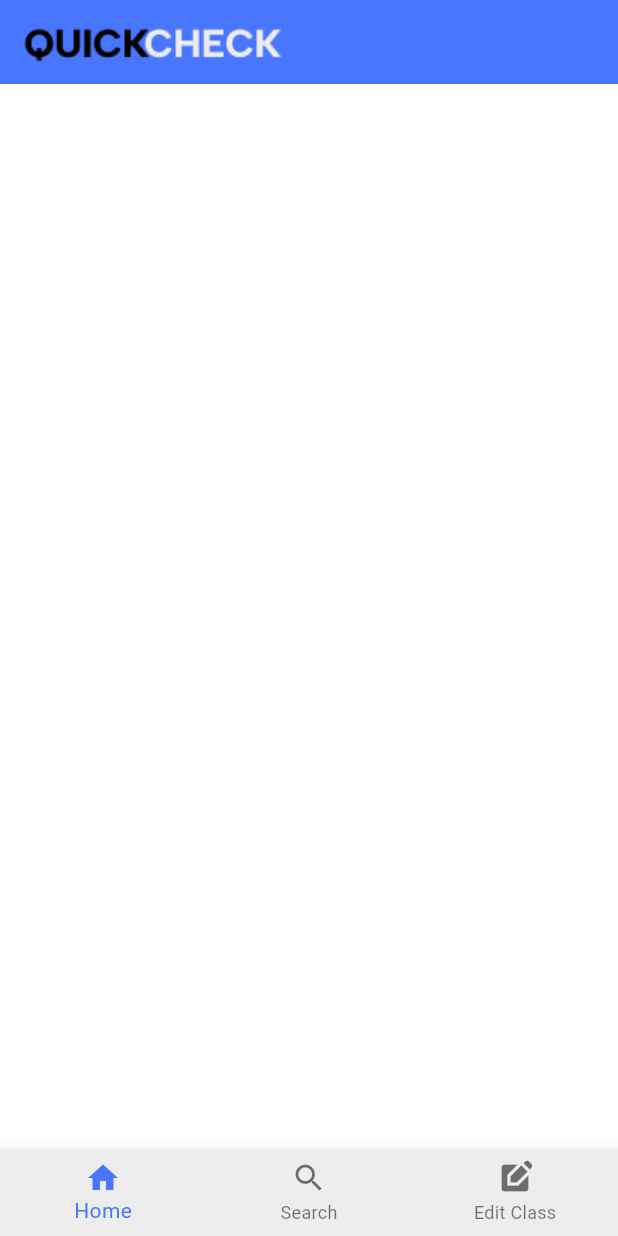
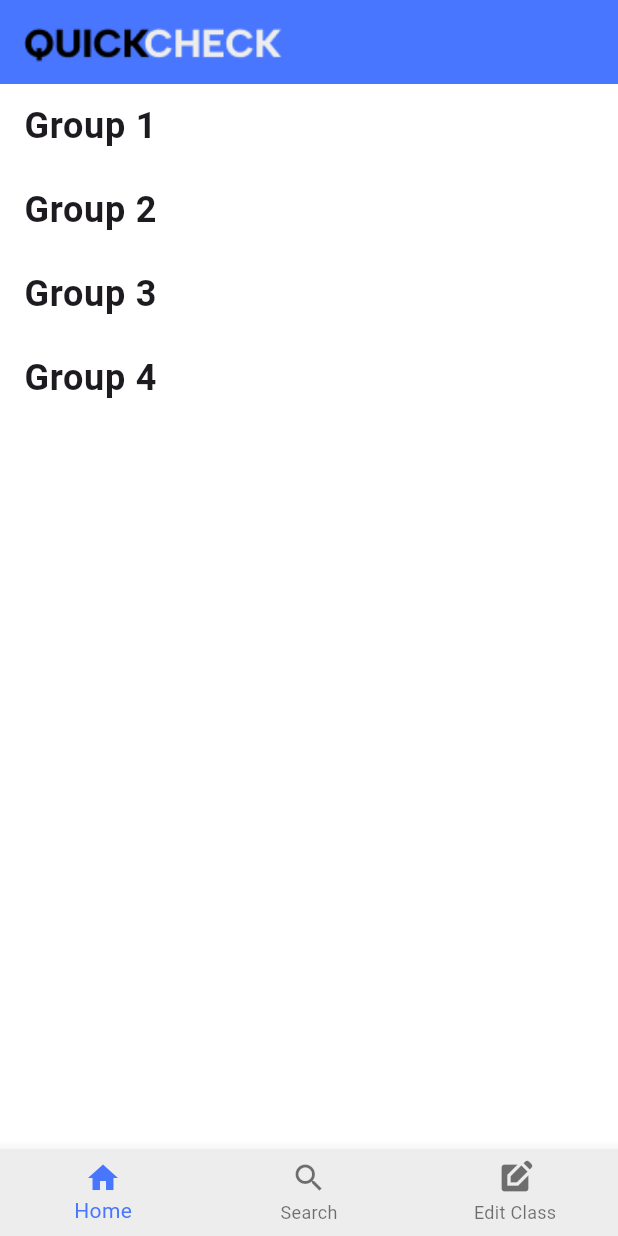
Before and after one commit to chessman-coder/quick-check, a Flutter app: the screen it shows after launch, on a phone screen of 412 x 824 dp. Run offline on Flutter 3.47's test engine with Material 3 defaults, Android fonts, the phone set to English and light mode, and no system bars.

Commit message:
modify the bottom navigation bar and add data for test class tile

```diff
--- /dev/null
+++ b/lib/data/class_data_testing.dart
@@ -0,0 +1,8 @@
+import 'package:flutter_project/models/class.dart';
+
+final classDataList = [
+  Class(id: 'a1', name: 'Group 1'),
+  Class(id: 'a2', name: 'Group 2'),
+  Class(id: 'a3', name: 'Group 3'),
+  Class(id: 'a4', name: 'Group 4'),
+];
--- a/lib/main.dart
+++ b/lib/main.dart
@@ -1,4 +1,5 @@
 import 'package:flutter/material.dart';
+// import 'package:flutter_project/ui/attendance_tracker/home/class_list.dart';
 import 'package:flutter_project/ui/attendance_tracker/home/main_home.dart';
 // import 'package:flutter_project/ui/attendance_tracker/welcome.dart';
 
@@ -17,7 +18,7 @@ class MyApp extends StatelessWidget {
       theme: ThemeData(
         scaffoldBackgroundColor: const Color.fromARGB(255, 255, 255, 255),
       ),
-      home: const MainHome(),
+      home: const Home(),
     );
   }
 }
--- /dev/null
+++ b/lib/ui/attendance_tracker/home/class_list.dart
@@ -0,0 +1,54 @@
+import 'package:flutter/material.dart';
+import 'package:flutter_project/data/class_data_testing.dart';
+import 'package:flutter_project/models/class.dart';
+
+class ClassList extends StatelessWidget {
+  const ClassList({super.key});
+
+  @override
+  Widget build(BuildContext context) {
+    Widget content = Center(
+      child: Column(
+        mainAxisAlignment: MainAxisAlignment.center,
+        crossAxisAlignment: CrossAxisAlignment.center,
+        children: [
+          Opacity(opacity: 0.5, child: Image.asset('assets/logo2.png')),
+          SizedBox(height: 10),
+          Text(
+            'No Classes',
+            style: TextStyle(
+              fontSize: 28,
+              fontWeight: FontWeight.bold,
+              color: Color(0xFFA8A8A8),
+              decoration: TextDecoration.none,
+            ),
+          ),
+        ],
+      ),
+    );
+    if (classDataList.isNotEmpty) {
+      content = ListView.builder(
+        itemCount: classDataList.length,
+        itemBuilder: (context, index) =>
+            ClassTile(classroom: classDataList[index]),
+      );
+    }
+
+    return content;
+  }
+}
+
+class ClassTile extends StatelessWidget {
+  const ClassTile({super.key, required this.classroom});
+  final Class classroom;
+
+  @override
+  Widget build(BuildContext context) {
+    return ListTile(
+      title: Text(
+        classroom.name,
+        style: TextStyle(fontSize: 24, fontWeight: FontWeight.bold),
+      ),
+    );
+  }
+}
--- a/lib/ui/attendance_tracker/home/main_home.dart
+++ b/lib/ui/attendance_tracker/home/main_home.dart
@@ -1,11 +1,48 @@
 import 'package:flutter/material.dart';
-import 'tab.dart';
+import 'package:flutter_project/ui/attendance_tracker/home/class_list.dart';
 
-class MainHome extends StatelessWidget {
-  const MainHome({super.key});
+class Home extends StatefulWidget {
+  const Home({super.key});
+
+  @override
+  State<Home> createState() => _HomeState();
+}
+
+class _HomeState extends State<Home> {
+  int _currentIndex = 0;
+
+  void _onTapItem(int index) {
+    setState(() {
+      _currentIndex = index;
+    });
+  }
 
   @override
   Widget build(BuildContext context) {
-    return const BottomNavigationbar();
+    return Scaffold(
+      appBar: AppBar(
+        title: Image.asset('assets/quickcheck1.png'),
+        backgroundColor: Color(0xFF4976FF),
+      ),
+      body: IndexedStack(index: _currentIndex, children: [
+        ClassList()
+        ],
+      ),
+
+      bottomNavigationBar: BottomNavigationBar(
+        items: const <BottomNavigationBarItem>[
+          BottomNavigationBarItem(icon: Icon(Icons.home), label: 'Home'),
+          BottomNavigationBarItem(icon: Icon(Icons.search), label: 'Search'),
+          BottomNavigationBarItem(
+            icon: Icon(Icons.edit_square),
+            label: 'Edit Class',
+          ),
+        ],
+        currentIndex: _currentIndex,
+        selectedItemColor: Color(0xFF4976FF),
+        onTap: _onTapItem,
+        backgroundColor: Color(0xFFEDEDED),
+      ),
+    );
   }
 }
--- a/lib/ui/attendance_tracker/home/tab.dart
+++ /dev/null
@@ -1,45 +0,0 @@
-import 'package:flutter/material.dart';
-
-enum Tab { home, search, editClass }
-
-class BottomNavigationbar extends StatefulWidget {
-  const BottomNavigationbar({super.key});
-
-  @override
-  State<BottomNavigationbar> createState() => _BottomNavigationbarState();
-}
-
-class _BottomNavigationbarState extends State<BottomNavigationbar> {
-  int _selectedIndex = 0;
-
-  void _onTapItem(int index) {
-    setState(() {
-      _selectedIndex = index;
-    });
-  }
-
-  @override
-  Widget build(BuildContext context) {
-    return Scaffold(
-      appBar: AppBar(
-        title: Image.asset('assets/quickcheck1.png'),
-        backgroundColor: Color(0xFF4976FF),
-      ),
-      bottomNavigationBar: BottomNavigationBar(
-        items: const <BottomNavigationBarItem>[
-          BottomNavigationBarItem(icon: Icon(Icons.home), label: 'Home'),
-          BottomNavigationBarItem(icon: Icon(Icons.search), label: 'Search'),
-          BottomNavigationBarItem(
-            icon: Icon(Icons.edit_square),
-            label: 'Edit Class',
-          ),
-        ],
-        currentIndex: _selectedIndex,
-        selectedItemColor: Color(0xFF4976FF),
-        onTap: _onTapItem,
-        backgroundColor: Color(0xFFEDEDED),
-
-      ),
-    );
-  }
-}
```
